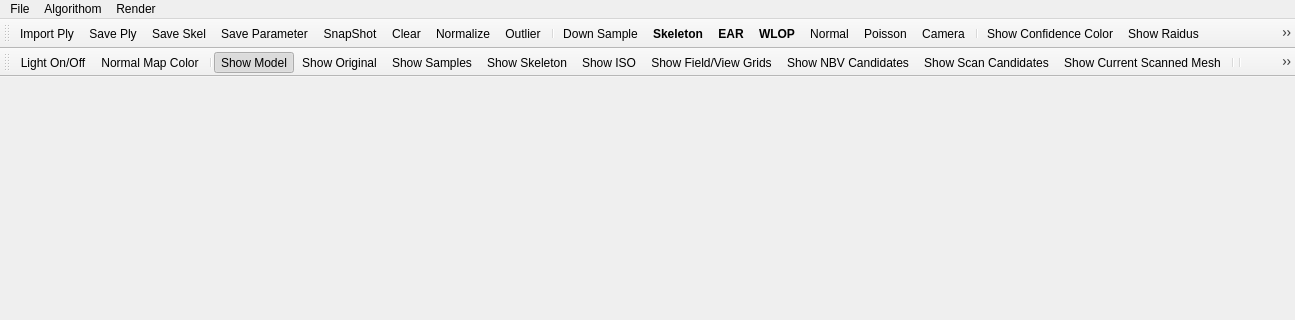
First picture: the form in Point Cloud/mainwindow.ui, repository sunwaylive/quality-driven-poisson-guided-autoscanning, before the edit; both pictures show x 0 to 1295 and y 0 to 320 of the 1295 by 573 pixel window.
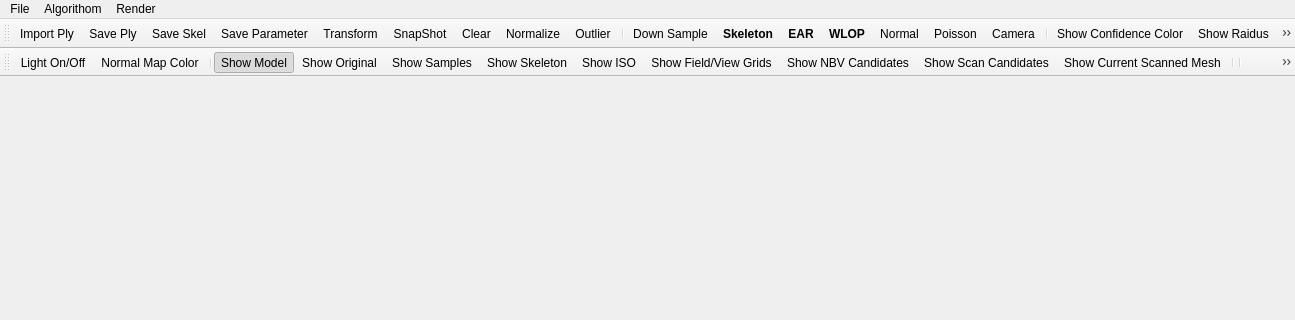
Second picture: the form after the edit. Icons and pictures are not drawn.

Commit message: added common_transform, now the translation works fine

```diff
--- a/Point Cloud/mainwindow.ui
+++ b/Point Cloud/mainwindow.ui
@@ -239,6 +239,7 @@
    <addaction name="actionSave_Ply"/>
    <addaction name="actionSave_Skel"/>
    <addaction name="actionSave_Parameter"/>
+   <addaction name="actionTransform"/>
    <addaction name="actionSnapShot"/>
    <addaction name="actionClear_Data"/>
    <addaction name="actionNormalize"/>
```
Left out of the diff: 2 changed lines with no effect on the pictures. The commit also changes 7 other files.
